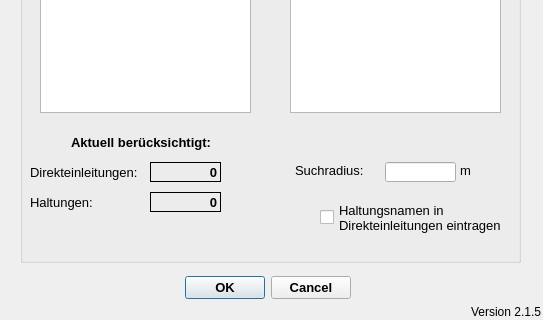
Above: qkan/linkflaechen/resources/application_createlinesw.ui from hoettges/QKan before the change; both pictures show x 0 to 543 and y 148 to 468 of the 543 by 468 pixel window. Below: the same form after it.
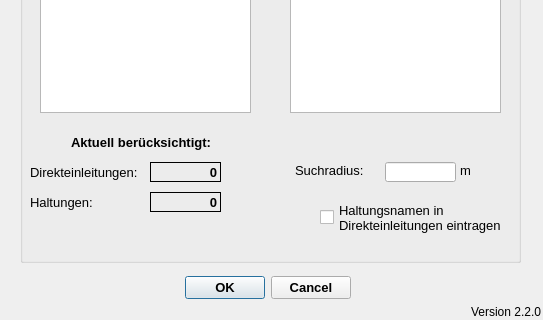
That is the form after the change.

```diff
--- a/qkan/linkflaechen/resources/application_createlinesw.ui
+++ b/qkan/linkflaechen/resources/application_createlinesw.ui
@@ -424,7 +424,7 @@
     <string>Version QKan Import</string>
    </property>
    <property name="text">
-    <string>Version 2.1.5</string>
+    <string>Version 2.2.0</string>
    </property>
    <property name="alignment">
     <set>Qt::AlignRight|Qt::AlignTrailing|Qt::AlignVCenter</set>
```
